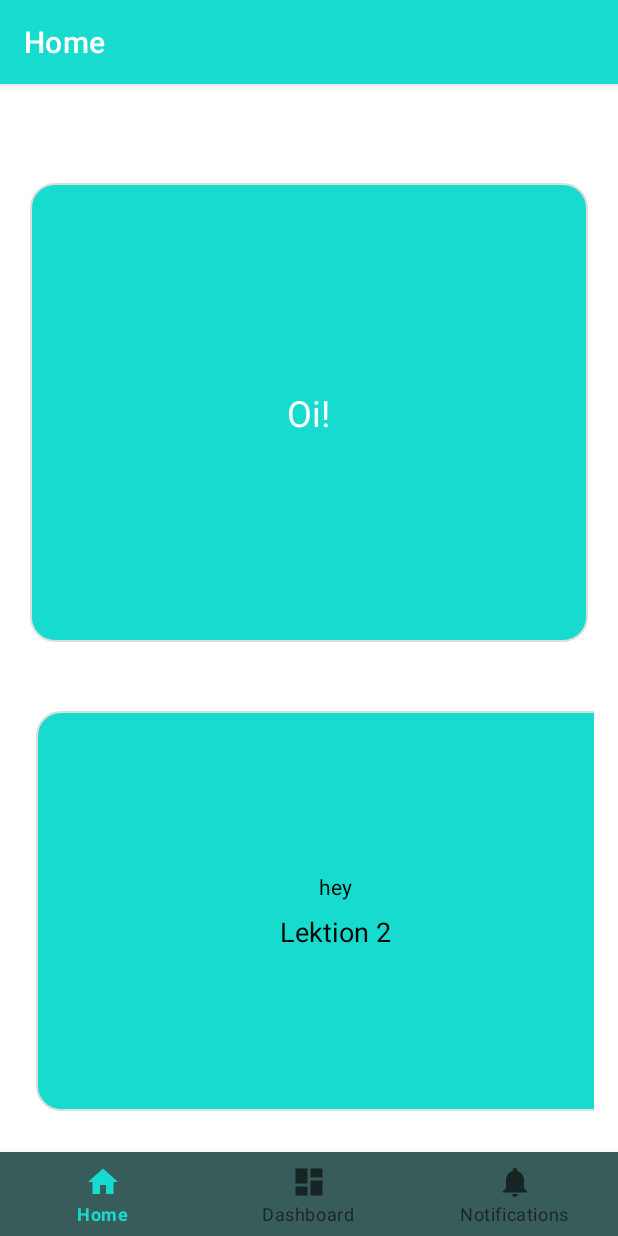
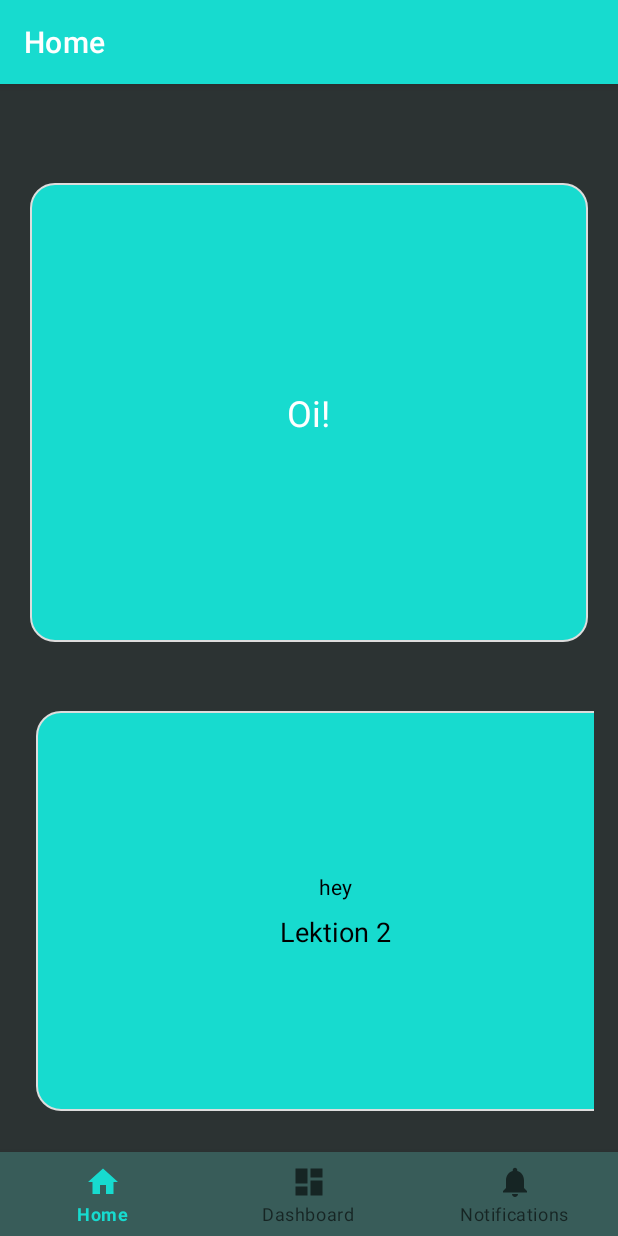
Before and after one commit to LBLB123/Lingua, an Android app: the screen it shows after launch (MainActivity), on a phone screen of 412 x 824 dp. Run offline under Robolectric (Android 15) with nearby library versions, the phone set to English and light mode, and no system bars; our stand-ins replace navigation-ui.

Commit message:
color update background

```diff
--- a/app/src/main/res/layout/activity_main.xml
+++ b/app/src/main/res/layout/activity_main.xml
@@ -4,7 +4,8 @@
     android:id="@+id/container"
     android:layout_width="match_parent"
     android:layout_height="match_parent"
-    android:paddingTop="?attr/actionBarSize">
+    android:paddingTop="?attr/actionBarSize"
+    android:background="#2C3333">
 
     <com.google.android.material.bottomnavigation.BottomNavigationView
         android:id="@+id/nav_view"
```
